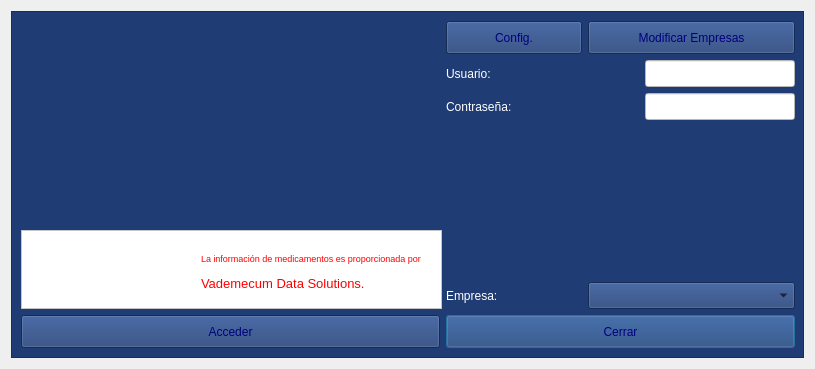
First picture: the form in login.ui, repository arcnexus/RedFoX, before the edit.
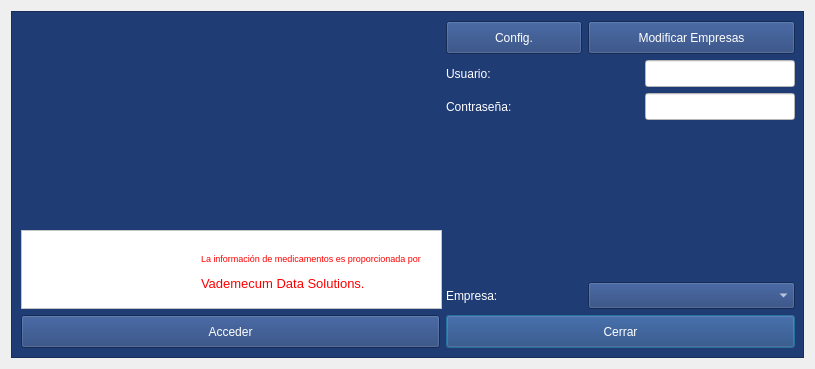
Second picture: the form after the edit. Icons and pictures are not drawn.

Patch:
```diff
--- a/login.ui
+++ b/login.ui
@@ -504,7 +504,7 @@
          </size>
         </property>
         <property name="styleSheet">
-         <string notr="true">color: rgb(0, 0, 128);</string>
+         <string notr="true">color: rgb(255,255,255);</string>
         </property>
         <property name="text">
          <string>Cerrar</string>
@@ -520,7 +520,7 @@
          </size>
         </property>
         <property name="styleSheet">
-         <string notr="true">color: rgb(0, 0, 128);</string>
+         <string notr="true">color: rgb(255,255,255);</string>
         </property>
         <property name="text">
          <string>Config.</string>
@@ -724,7 +724,7 @@
          </size>
         </property>
         <property name="styleSheet">
-         <string notr="true">color: rgb(0, 0, 128);</string>
+         <string notr="true">color: rgb(255,255,255);</string>
         </property>
         <property name="text">
          <string>Acceder</string>
@@ -759,7 +759,7 @@
          </size>
         </property>
         <property name="styleSheet">
-         <string notr="true"/>
+         <string notr="true">color: rgb(255, 255, 255);</string>
         </property>
         <property name="editable">
          <bool>false</bool>
@@ -794,7 +794,7 @@
          </size>
         </property>
         <property name="styleSheet">
-         <string notr="true">color: rgb(0, 0, 128);</string>
+         <string notr="true">color: rgb(255,255,255);</string>
         </property>
         <property name="text">
          <string>Modificar Empresas</string>
```
